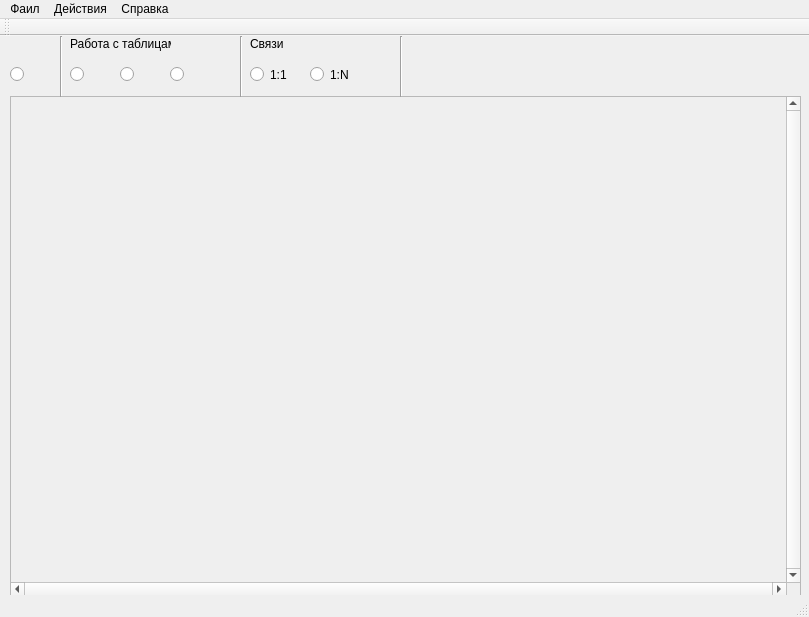
First picture: the form in MainForm/mainwindow.ui, repository Hronbox/CASE_SWDEP, before the edit.
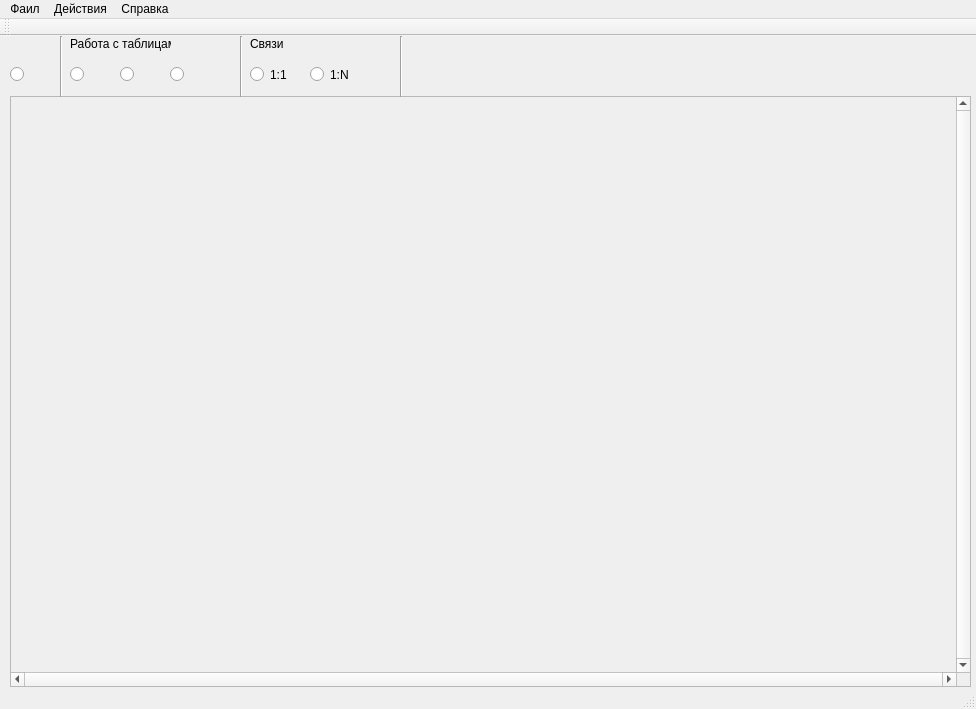
Second picture: the form after the edit. Icons and pictures are not drawn.

What changed in the file:
```diff
--- a/MainForm/mainwindow.ui
+++ b/MainForm/mainwindow.ui
@@ -6,8 +6,8 @@
    <rect>
     <x>0</x>
     <y>0</y>
-    <width>809</width>
-    <height>617</height>
+    <width>976</width>
+    <height>709</height>
    </rect>
   </property>
   <property name="windowTitle">
@@ -126,8 +126,8 @@
      <rect>
       <x>10</x>
       <y>60</y>
-      <width>791</width>
-      <height>501</height>
+      <width>961</width>
+      <height>591</height>
      </rect>
     </property>
     <property name="contextMenuPolicy">
@@ -147,8 +147,8 @@
       <rect>
        <x>0</x>
        <y>0</y>
-       <width>772</width>
-       <height>482</height>
+       <width>942</width>
+       <height>572</height>
       </rect>
      </property>
     </widget>
@@ -273,7 +273,7 @@
     <rect>
      <x>0</x>
      <y>0</y>
-     <width>809</width>
+     <width>976</width>
      <height>21</height>
     </rect>
    </property>
```
Left out of the diff: 28 changed lines with no effect on the pictures.
